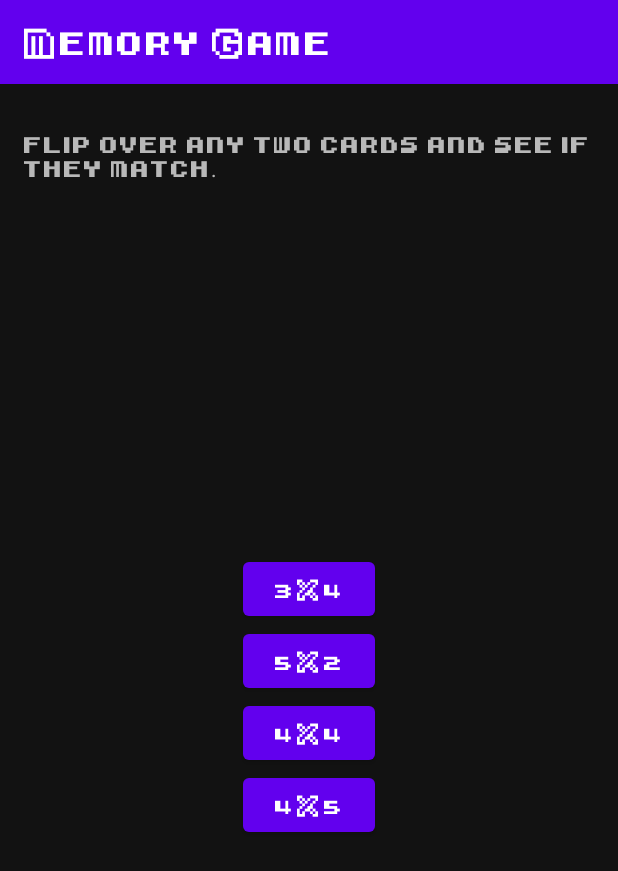
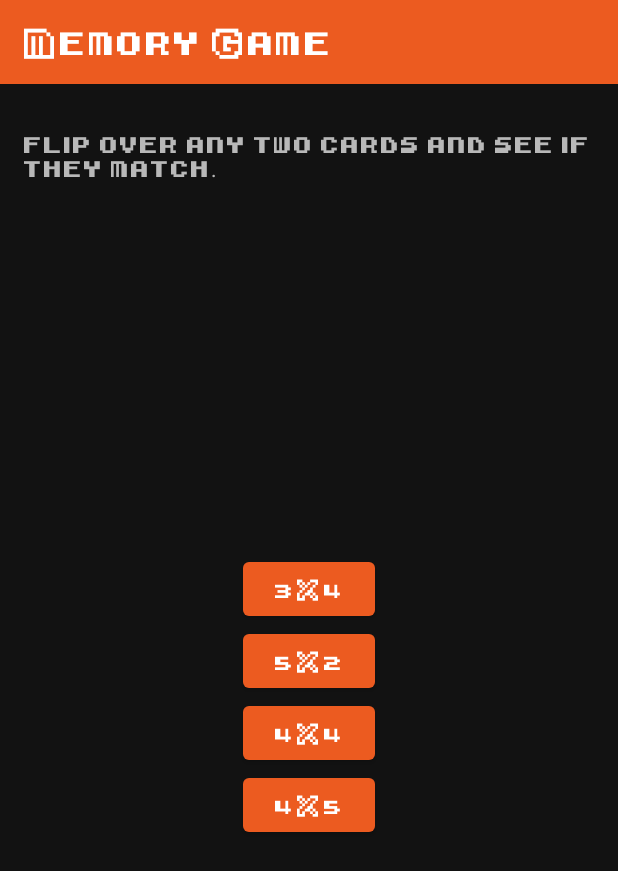
Before and after one commit to ivannarino/memory_game, an Android app: the screen it shows after launch (MainActivity), on a phone screen of 412 x 824 dp. Shown: the top 871 px of the screen. Run offline under Robolectric (Android 15) with nearby library versions, the phone set to English and light mode, and no system bars; our stand-ins replace data binding, navigation-ui; 4 statements that could not run were skipped.

Commit message:
Applied color scheme from palette

```diff
--- a/app/src/main/res/values/colors.xml
+++ b/app/src/main/res/values/colors.xml
@@ -1,6 +1,6 @@
 <?xml version="1.0" encoding="utf-8"?>
 <resources>
-    <color name="colorPrimary">#6200EE</color>
-    <color name="colorPrimaryDark">#3700B3</color>
-    <color name="colorAccent">#03DAC5</color>
+    <color name="colorPrimary">#EC5B20</color>
+    <color name="colorPrimaryDark">#B0451A</color>
+    <color name="colorAccent">#297BB6</color>
 </resources>
```
